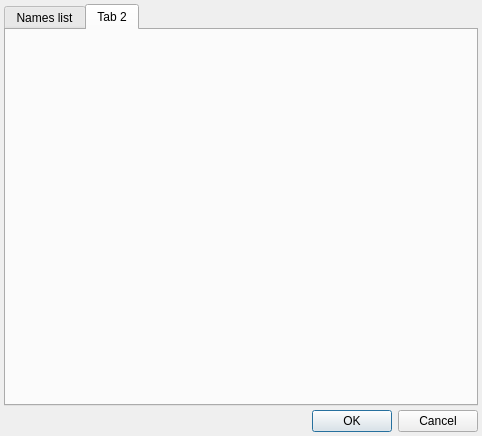
First picture: the form in anreader_sources/device_widgets/n3_names_dialog.ui, repository anpp/anreader, before the edit.
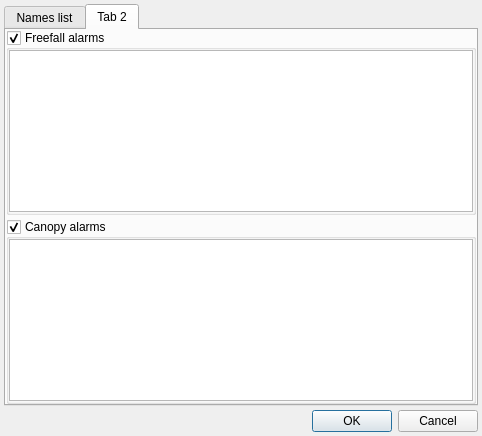
Second picture: the form after the edit. The open tabs and pages were chosen to show the change. Icons and pictures are not drawn.

Commit message: Grids for editings alarms...

```diff
--- a/anreader_sources/device_widgets/n3_names_dialog.ui
+++ b/anreader_sources/device_widgets/n3_names_dialog.ui
@@ -92,6 +92,121 @@
       <attribute name="title">
        <string>Tab 2</string>
       </attribute>
+      <layout class="QVBoxLayout" name="verticalLayout_3">
+       <property name="spacing">
+        <number>4</number>
+       </property>
+       <property name="leftMargin">
+        <number>0</number>
+       </property>
+       <property name="topMargin">
+        <number>0</number>
+       </property>
+       <property name="rightMargin">
+        <number>0</number>
+       </property>
+       <property name="bottomMargin">
+        <number>0</number>
+       </property>
+       <item>
+        <widget class="QGroupBox" name="gbxFreeFall">
+         <property name="title">
+          <string>Freefall alarms</string>
+         </property>
+         <property name="flat">
+          <bool>false</bool>
+         </property>
+         <property name="checkable">
+          <bool>true</bool>
+         </property>
+         <property name="checked">
+          <bool>true</bool>
+         </property>
+         <layout class="QVBoxLayout" name="verticalLayout_4">
+          <property name="spacing">
+           <number>4</number>
+          </property>
+          <property name="leftMargin">
+           <number>0</number>
+          </property>
+          <property name="topMargin">
+           <number>0</number>
+          </property>
+          <property name="rightMargin">
+           <number>0</number>
+          </property>
+          <property name="bottomMargin">
+           <number>0</number>
+          </property>
+          <item>
+           <widget class="QTableView" name="tvFreefall">
+            <property name="editTriggers">
+             <set>QAbstractItemView::AllEditTriggers</set>
+            </property>
+            <property name="alternatingRowColors">
+             <bool>true</bool>
+            </property>
+            <property name="verticalScrollMode">
+             <enum>QAbstractItemView::ScrollPerPixel</enum>
+            </property>
+            <property name="horizontalScrollMode">
+             <enum>QAbstractItemView::ScrollPerPixel</enum>
+            </property>
+            <attribute name="horizontalHeaderStretchLastSection">
+             <bool>true</bool>
+            </attribute>
+           </widget>
+          </item>
+         </layout>
+        </widget>
+       </item>
+       <item>
+        <widget class="QGroupBox" name="gbxCanopy">
+         <property name="title">
+          <string>Canopy alarms</string>
+         </property>
+         <property name="checkable">
+          <bool>true</bool>
+         </property>
+         <layout class="QVBoxLayout" name="verticalLayout_5">
+          <property name="spacing">
+           <number>4</number>
+          </property>
+          <property name="leftMargin">
+           <number>0</number>
+          </property>
+          <property name="topMargin">
+           <number>0</number>
+          </property>
+          <property name="rightMargin">
+           <number>0</number>
+          </property>
+          <property name="bottomMargin">
+           <number>0</number>
+          </property>
+          <item>
+           <widget class="QTableView" name="tvCanopy">
+            <property name="editTriggers">
+             <set>QAbstractItemView::AllEditTriggers</set>
+            </property>
+            <property name="alternatingRowColors">
+             <bool>true</bool>
+            </property>
+            <property name="verticalScrollMode">
+             <enum>QAbstractItemView::ScrollPerPixel</enum>
+            </property>
+            <property name="horizontalScrollMode">
+             <enum>QAbstractItemView::ScrollPerPixel</enum>
+            </property>
+            <attribute name="horizontalHeaderStretchLastSection">
+             <bool>true</bool>
+            </attribute>
+           </widget>
+          </item>
+         </layout>
+        </widget>
+       </item>
+      </layout>
      </widget>
     </widget>
    </item>
```
Left out of the diff: 5 changed lines with no effect on the pictures. The commit also changes 7 other files.
